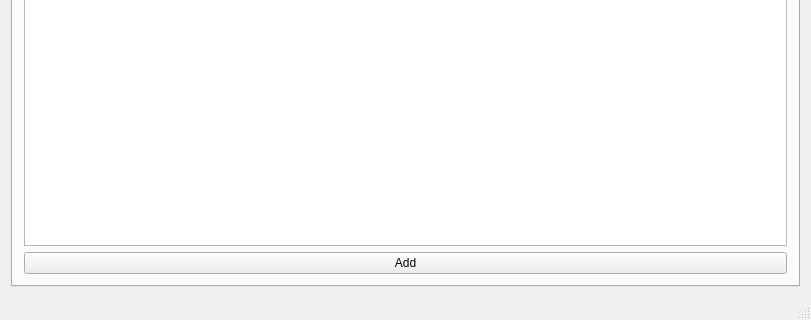
Above: Display/mainwindow.ui from alexi15/verk1 before the change; both pictures show x 0 to 811 and y 284 to 604 of the 811 by 604 pixel window. Below: the same form after it.
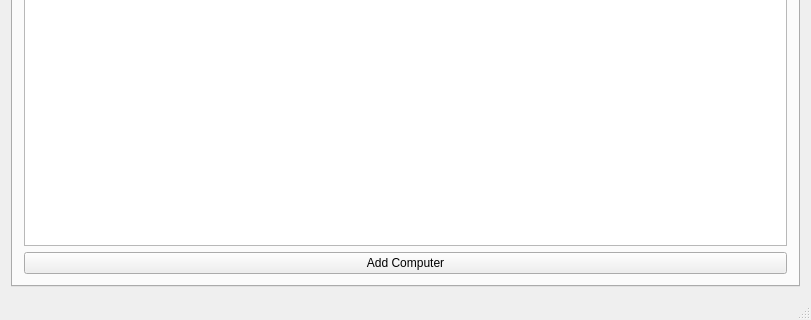
That is the form after the change. The open tabs and pages were chosen to show the change.

Diff of the .ui file:
```diff
--- a/Display/mainwindow.ui
+++ b/Display/mainwindow.ui
@@ -186,7 +186,7 @@
           <item>
            <widget class="QPushButton" name="add_computers">
             <property name="text">
-             <string>Add</string>
+             <string>Add Computer</string>
             </property>
            </widget>
           </item>
```
Left out of the diff: 32 changed lines with no effect on the pictures.
